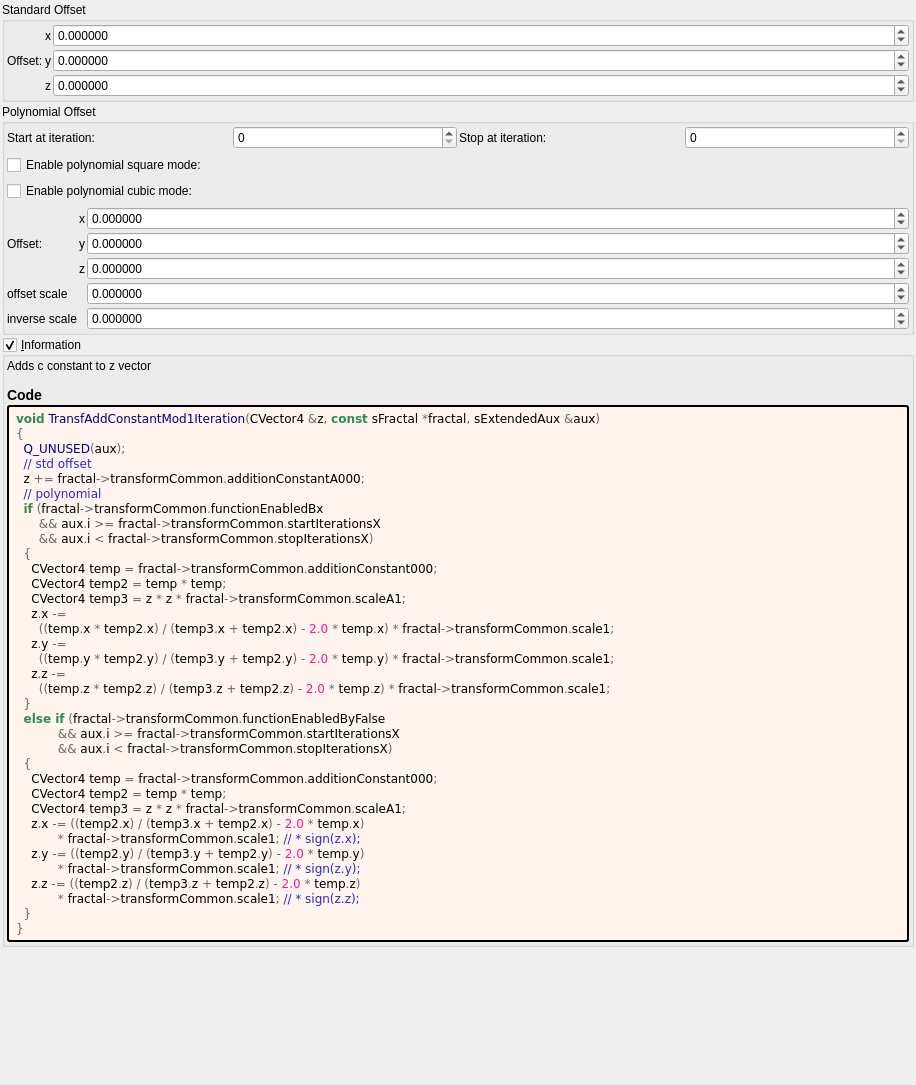
Before: the Qt Designer form mandelbulber2/formula/ui/transf_add_constant_mod1.ui in buddhi1980/mandelbulber2, drawn with Qt 5.
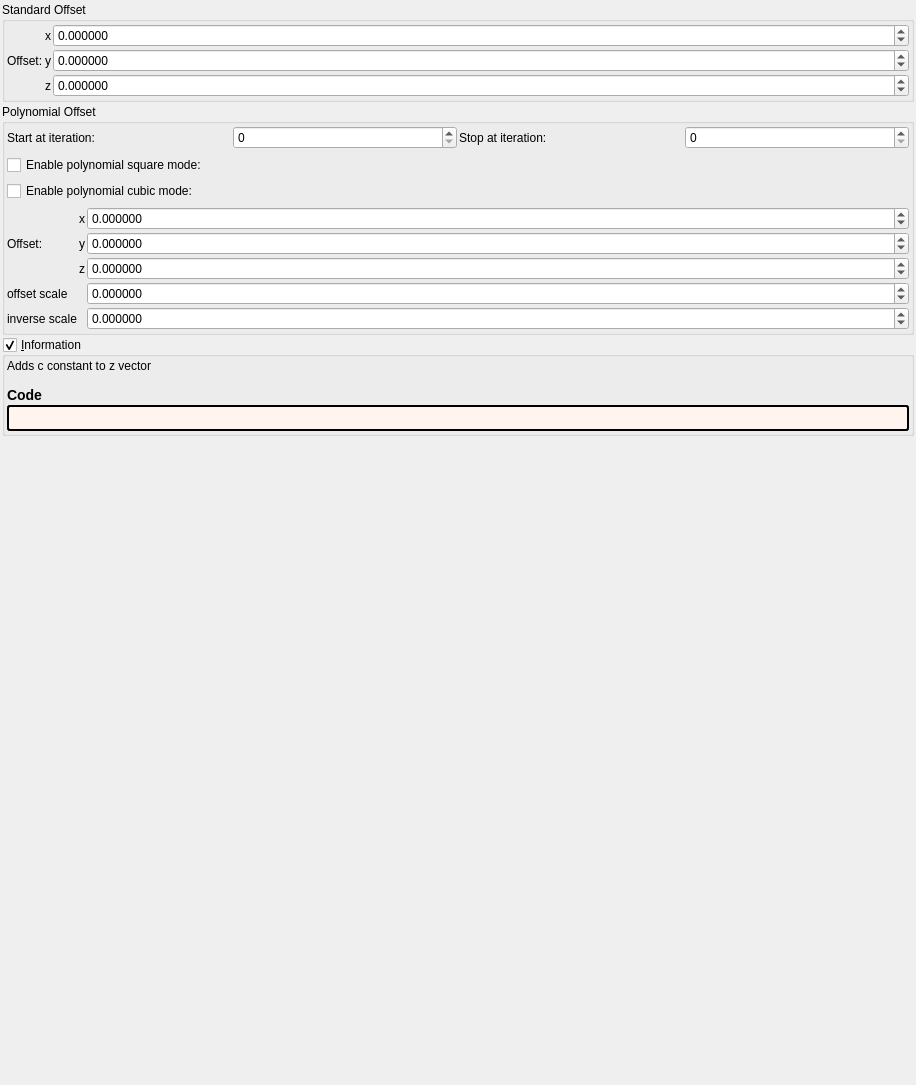
After: the same form once the commit is applied. Custom widgets are drawn as their Qt base class.

Diff of the .ui file:
```diff
--- a/mandelbulber2/formula/ui/transf_add_constant_mod1.ui
+++ b/mandelbulber2/formula/ui/transf_add_constant_mod1.ui
@@ -479,44 +479,7 @@
          <string notr="true">border-style: outset; border-width: 2px; border-radius: 3px; border-color: black; background-color: #fff5ee; padding: 4px;</string>
         </property>
         <property name="text">
-         <string notr="true">&lt;body style=&quot;background-color:#fff5ee&quot;&gt;
-&lt;pre style=&quot;color:#000000; background-color:#fff5ee;  font-family:'Courier New',monospace;&quot;&gt;&lt;span style=&quot;color:#2e8b57; font-weight:bold&quot;&gt;void&lt;/span&gt; &lt;span style=&quot;color:#00008f&quot;&gt;TransfAddConstantMod1Iteration&lt;/span&gt;&lt;span style=&quot;color:#676767&quot;&gt;(&lt;/span&gt;CVector4 &lt;span style=&quot;color:#676767&quot;&gt;&amp;amp;&lt;/span&gt;z&lt;span style=&quot;color:#676767&quot;&gt;,&lt;/span&gt; &lt;span style=&quot;color:#2e8b57; font-weight:bold&quot;&gt;const&lt;/span&gt; sFractal &lt;span style=&quot;color:#676767&quot;&gt;*&lt;/span&gt;fractal&lt;span style=&quot;color:#676767&quot;&gt;,&lt;/span&gt; sExtendedAux &lt;span style=&quot;color:#676767&quot;&gt;&amp;amp;&lt;/span&gt;aux&lt;span style=&quot;color:#676767&quot;&gt;)&lt;/span&gt;
-&lt;span style=&quot;color:#676767&quot;&gt;{&lt;/span&gt;
-  &lt;span style=&quot;color:#00008f&quot;&gt;Q_UNUSED&lt;/span&gt;&lt;span style=&quot;color:#676767&quot;&gt;(&lt;/span&gt;aux&lt;span style=&quot;color:#676767&quot;&gt;);&lt;/span&gt;
-  &lt;span style=&quot;color:#2929cc&quot;&gt;// std offset&lt;/span&gt;
-  z &lt;span style=&quot;color:#676767&quot;&gt;+=&lt;/span&gt; fractal&lt;span style=&quot;color:#676767&quot;&gt;-&amp;gt;&lt;/span&gt;transformCommon&lt;span style=&quot;color:#676767&quot;&gt;.&lt;/span&gt;additionConstantA000&lt;span style=&quot;color:#676767&quot;&gt;;&lt;/span&gt;
-  &lt;span style=&quot;color:#2929cc&quot;&gt;// polynomial&lt;/span&gt;
-  &lt;span style=&quot;color:#2e8b57; font-weight:bold&quot;&gt;if&lt;/span&gt; &lt;span style=&quot;color:#676767&quot;&gt;(&lt;/span&gt;fractal&lt;span style=&quot;color:#676767&quot;&gt;-&amp;gt;&lt;/span&gt;transformCommon&lt;span style=&quot;color:#676767&quot;&gt;.&lt;/span&gt;functionEnabledBx
-      &lt;span style=&quot;color:#676767&quot;&gt;&amp;amp;&amp;amp;&lt;/span&gt; aux&lt;span style=&quot;color:#676767&quot;&gt;.&lt;/span&gt;i &lt;span style=&quot;color:#676767&quot;&gt;&amp;gt;=&lt;/span&gt; fractal&lt;span style=&quot;color:#676767&quot;&gt;-&amp;gt;&lt;/span&gt;transformCommon&lt;span style=&quot;color:#676767&quot;&gt;.&lt;/span&gt;startIterationsX
-      &lt;span style=&quot;color:#676767&quot;&gt;&amp;amp;&amp;amp;&lt;/span&gt; aux&lt;span style=&quot;color:#676767&quot;&gt;.&lt;/span&gt;i &lt;span style=&quot;color:#676767&quot;&gt;&amp;lt;&lt;/span&gt; fractal&lt;span style=&quot;color:#676767&quot;&gt;-&amp;gt;&lt;/span&gt;transformCommon&lt;span style=&quot;color:#676767&quot;&gt;.&lt;/span&gt;stopIterationsX&lt;span style=&quot;color:#676767&quot;&gt;)&lt;/span&gt;
-  &lt;span style=&quot;color:#676767&quot;&gt;{&lt;/span&gt;
-    CVector4 temp &lt;span style=&quot;color:#676767&quot;&gt;=&lt;/span&gt; fractal&lt;span style=&quot;color:#676767&quot;&gt;-&amp;gt;&lt;/span&gt;transformCommon&lt;span style=&quot;color:#676767&quot;&gt;.&lt;/span&gt;additionConstant000&lt;span style=&quot;color:#676767&quot;&gt;;&lt;/span&gt;
-    CVector4 temp2 &lt;span style=&quot;color:#676767&quot;&gt;=&lt;/span&gt; temp &lt;span style=&quot;color:#676767&quot;&gt;*&lt;/span&gt; temp&lt;span style=&quot;color:#676767&quot;&gt;;&lt;/span&gt;
-    CVector4 temp3 &lt;span style=&quot;color:#676767&quot;&gt;=&lt;/span&gt; z &lt;span style=&quot;color:#676767&quot;&gt;*&lt;/span&gt; z &lt;span style=&quot;color:#676767&quot;&gt;*&lt;/span&gt; fractal&lt;span style=&quot;color:#676767&quot;&gt;-&amp;gt;&lt;/span&gt;transformCommon&lt;span style=&quot;color:#676767&quot;&gt;.&lt;/span&gt;scaleA1&lt;span style=&quot;color:#676767&quot;&gt;;&lt;/span&gt;
-    z&lt;span style=&quot;color:#676767&quot;&gt;.&lt;/span&gt;x &lt;span style=&quot;color:#676767&quot;&gt;-=&lt;/span&gt;
-      &lt;span style=&quot;color:#676767&quot;&gt;((&lt;/span&gt;temp&lt;span style=&quot;color:#676767&quot;&gt;.&lt;/span&gt;x &lt;span style=&quot;color:#676767&quot;&gt;*&lt;/span&gt; temp2&lt;span style=&quot;color:#676767&quot;&gt;.&lt;/span&gt;x&lt;span style=&quot;color:#676767&quot;&gt;) / (&lt;/span&gt;temp3&lt;span style=&quot;color:#676767&quot;&gt;.&lt;/span&gt;x &lt;span style=&quot;color:#676767&quot;&gt;+&lt;/span&gt; temp2&lt;span style=&quot;color:#676767&quot;&gt;.&lt;/span&gt;x&lt;span style=&quot;color:#676767&quot;&gt;) -&lt;/span&gt; &lt;span style=&quot;color:#ff1493&quot;&gt;2.0&lt;/span&gt; &lt;span style=&quot;color:#676767&quot;&gt;*&lt;/span&gt; temp&lt;span style=&quot;color:#676767&quot;&gt;.&lt;/span&gt;x&lt;span style=&quot;color:#676767&quot;&gt;) *&lt;/span&gt; fractal&lt;span style=&quot;color:#676767&quot;&gt;-&amp;gt;&lt;/span&gt;transformCommon&lt;span style=&quot;color:#676767&quot;&gt;.&lt;/span&gt;scale1&lt;span style=&quot;color:#676767&quot;&gt;;&lt;/span&gt;
-    z&lt;span style=&quot;color:#676767&quot;&gt;.&lt;/span&gt;y &lt;span style=&quot;color:#676767&quot;&gt;-=&lt;/span&gt;
-      &lt;span style=&quot;color:#676767&quot;&gt;((&lt;/span&gt;temp&lt;span style=&quot;color:#676767&quot;&gt;.&lt;/span&gt;y &lt;span style=&quot;color:#676767&quot;&gt;*&lt;/span&gt; temp2&lt;span style=&quot;color:#676767&quot;&gt;.&lt;/span&gt;y&lt;span style=&quot;color:#676767&quot;&gt;) / (&lt;/span&gt;temp3&lt;span style=&quot;color:#676767&quot;&gt;.&lt;/span&gt;y &lt;span style=&quot;color:#676767&quot;&gt;+&lt;/span&gt; temp2&lt;span style=&quot;color:#676767&quot;&gt;.&lt;/span&gt;y&lt;span style=&quot;color:#676767&quot;&gt;) -&lt;/span&gt; &lt;span style=&quot;color:#ff1493&quot;&gt;2.0&lt;/span&gt; &lt;span style=&quot;color:#676767&quot;&gt;*&lt;/span&gt; temp&lt;span style=&quot;color:#676767&quot;&gt;.&lt;/span&gt;y&lt;span style=&quot;color:#676767&quot;&gt;) *&lt;/span&gt; fractal&lt;span style=&quot;color:#676767&quot;&gt;-&amp;gt;&lt;/span&gt;transformCommon&lt;span style=&quot;color:#676767&quot;&gt;.&lt;/span&gt;scale1&lt;span style=&quot;color:#676767&quot;&gt;;&lt;/span&gt;
-    z&lt;span style=&quot;color:#676767&quot;&gt;.&lt;/span&gt;z &lt;span style=&quot;color:#676767&quot;&gt;-=&lt;/span&gt;
-      &lt;span style=&quot;color:#676767&quot;&gt;((&lt;/span&gt;temp&lt;span style=&quot;color:#676767&quot;&gt;.&lt;/span&gt;z &lt;span style=&quot;color:#676767&quot;&gt;*&lt;/span&gt; temp2&lt;span style=&quot;color:#676767&quot;&gt;.&lt;/span&gt;z&lt;span style=&quot;color:#676767&quot;&gt;) / (&lt;/span&gt;temp3&lt;span style=&quot;color:#676767&quot;&gt;.&lt;/span&gt;z &lt;span style=&quot;color:#676767&quot;&gt;+&lt;/span&gt; temp2&lt;span style=&quot;color:#676767&quot;&gt;.&lt;/span&gt;z&lt;span style=&quot;color:#676767&quot;&gt;) -&lt;/span&gt; &lt;span style=&quot;color:#ff1493&quot;&gt;2.0&lt;/span&gt; &lt;span style=&quot;color:#676767&quot;&gt;*&lt;/span&gt; temp&lt;span style=&quot;color:#676767&quot;&gt;.&lt;/span&gt;z&lt;span style=&quot;color:#676767&quot;&gt;) *&lt;/span&gt; fractal&lt;span style=&quot;color:#676767&quot;&gt;-&amp;gt;&lt;/span&gt;transformCommon&lt;span style=&quot;color:#676767&quot;&gt;.&lt;/span&gt;scale1&lt;span style=&quot;color:#676767&quot;&gt;;&lt;/span&gt;
-  &lt;span style=&quot;color:#676767&quot;&gt;}&lt;/span&gt;
-  &lt;span style=&quot;color:#2e8b57; font-weight:bold&quot;&gt;else if&lt;/span&gt; &lt;span style=&quot;color:#676767&quot;&gt;(&lt;/span&gt;fractal&lt;span style=&quot;color:#676767&quot;&gt;-&amp;gt;&lt;/span&gt;transformCommon&lt;span style=&quot;color:#676767&quot;&gt;.&lt;/span&gt;functionEnabledByFalse
-           &lt;span style=&quot;color:#676767&quot;&gt;&amp;amp;&amp;amp;&lt;/span&gt; aux&lt;span style=&quot;color:#676767&quot;&gt;.&lt;/span&gt;i &lt;span style=&quot;color:#676767&quot;&gt;&amp;gt;=&lt;/span&gt; fractal&lt;span style=&quot;color:#676767&quot;&gt;-&amp;gt;&lt;/span&gt;transformCommon&lt;span style=&quot;color:#676767&quot;&gt;.&lt;/span&gt;startIterationsX
-           &lt;span style=&quot;color:#676767&quot;&gt;&amp;amp;&amp;amp;&lt;/span&gt; aux&lt;span style=&quot;color:#676767&quot;&gt;.&lt;/span&gt;i &lt;span style=&quot;color:#676767&quot;&gt;&amp;lt;&lt;/span&gt; fractal&lt;span style=&quot;color:#676767&quot;&gt;-&amp;gt;&lt;/span&gt;transformCommon&lt;span style=&quot;color:#676767&quot;&gt;.&lt;/span&gt;stopIterationsX&lt;span style=&quot;color:#676767&quot;&gt;)&lt;/span&gt;
-  &lt;span style=&quot;color:#676767&quot;&gt;{&lt;/span&gt;
-    CVector4 temp &lt;span style=&quot;color:#676767&quot;&gt;=&lt;/span&gt; fractal&lt;span style=&quot;color:#676767&quot;&gt;-&amp;gt;&lt;/span&gt;transformCommon&lt;span style=&quot;color:#676767&quot;&gt;.&lt;/span&gt;additionConstant000&lt;span style=&quot;color:#676767&quot;&gt;;&lt;/span&gt;
-    CVector4 temp2 &lt;span style=&quot;color:#676767&quot;&gt;=&lt;/span&gt; temp &lt;span style=&quot;color:#676767&quot;&gt;*&lt;/span&gt; temp&lt;span style=&quot;color:#676767&quot;&gt;;&lt;/span&gt;
-    CVector4 temp3 &lt;span style=&quot;color:#676767&quot;&gt;=&lt;/span&gt; z &lt;span style=&quot;color:#676767&quot;&gt;*&lt;/span&gt; z &lt;span style=&quot;color:#676767&quot;&gt;*&lt;/span&gt; fractal&lt;span style=&quot;color:#676767&quot;&gt;-&amp;gt;&lt;/span&gt;transformCommon&lt;span style=&quot;color:#676767&quot;&gt;.&lt;/span&gt;scaleA1&lt;span style=&quot;color:#676767&quot;&gt;;&lt;/span&gt;
-    z&lt;span style=&quot;color:#676767&quot;&gt;.&lt;/span&gt;x &lt;span style=&quot;color:#676767&quot;&gt;-= ((&lt;/span&gt;temp2&lt;span style=&quot;color:#676767&quot;&gt;.&lt;/span&gt;x&lt;span style=&quot;color:#676767&quot;&gt;) / (&lt;/span&gt;temp3&lt;span style=&quot;color:#676767&quot;&gt;.&lt;/span&gt;x &lt;span style=&quot;color:#676767&quot;&gt;+&lt;/span&gt; temp2&lt;span style=&quot;color:#676767&quot;&gt;.&lt;/span&gt;x&lt;span style=&quot;color:#676767&quot;&gt;) -&lt;/span&gt; &lt;span style=&quot;color:#ff1493&quot;&gt;2.0&lt;/span&gt; &lt;span style=&quot;color:#676767&quot;&gt;*&lt;/span&gt; temp&lt;span style=&quot;color:#676767&quot;&gt;.&lt;/span&gt;x&lt;span style=&quot;color:#676767&quot;&gt;)&lt;/span&gt;
-           &lt;span style=&quot;color:#676767&quot;&gt;*&lt;/span&gt; fractal&lt;span style=&quot;color:#676767&quot;&gt;-&amp;gt;&lt;/span&gt;transformCommon&lt;span style=&quot;color:#676767&quot;&gt;.&lt;/span&gt;scale1&lt;span style=&quot;color:#676767&quot;&gt;;&lt;/span&gt; &lt;span style=&quot;color:#2929cc&quot;&gt;// * sign(z.x);&lt;/span&gt;
-    z&lt;span style=&quot;color:#676767&quot;&gt;.&lt;/span&gt;y &lt;span style=&quot;color:#676767&quot;&gt;-= ((&lt;/span&gt;temp2&lt;span style=&quot;color:#676767&quot;&gt;.&lt;/span&gt;y&lt;span style=&quot;color:#676767&quot;&gt;) / (&lt;/span&gt;temp3&lt;span style=&quot;color:#676767&quot;&gt;.&lt;/span&gt;y &lt;span style=&quot;color:#676767&quot;&gt;+&lt;/span&gt; temp2&lt;span style=&quot;color:#676767&quot;&gt;.&lt;/span&gt;y&lt;span style=&quot;color:#676767&quot;&gt;) -&lt;/span&gt; &lt;span style=&quot;color:#ff1493&quot;&gt;2.0&lt;/span&gt; &lt;span style=&quot;color:#676767&quot;&gt;*&lt;/span&gt; temp&lt;span style=&quot;color:#676767&quot;&gt;.&lt;/span&gt;y&lt;span style=&quot;color:#676767&quot;&gt;)&lt;/span&gt;
-           &lt;span style=&quot;color:#676767&quot;&gt;*&lt;/span&gt; fractal&lt;span style=&quot;color:#676767&quot;&gt;-&amp;gt;&lt;/span&gt;transformCommon&lt;span style=&quot;color:#676767&quot;&gt;.&lt;/span&gt;scale1&lt;span style=&quot;color:#676767&quot;&gt;;&lt;/span&gt; &lt;span style=&quot;color:#2929cc&quot;&gt;// * sign(z.y);&lt;/span&gt;
-    z&lt;span style=&quot;color:#676767&quot;&gt;.&lt;/span&gt;z &lt;span style=&quot;color:#676767&quot;&gt;-= ((&lt;/span&gt;temp2&lt;span style=&quot;color:#676767&quot;&gt;.&lt;/span&gt;z&lt;span style=&quot;color:#676767&quot;&gt;) / (&lt;/span&gt;temp3&lt;span style=&quot;color:#676767&quot;&gt;.&lt;/span&gt;z &lt;span style=&quot;color:#676767&quot;&gt;+&lt;/span&gt; temp2&lt;span style=&quot;color:#676767&quot;&gt;.&lt;/span&gt;z&lt;span style=&quot;color:#676767&quot;&gt;) -&lt;/span&gt; &lt;span style=&quot;color:#ff1493&quot;&gt;2.0&lt;/span&gt; &lt;span style=&quot;color:#676767&quot;&gt;*&lt;/span&gt; temp&lt;span style=&quot;color:#676767&quot;&gt;.&lt;/span&gt;z&lt;span style=&quot;color:#676767&quot;&gt;)&lt;/span&gt;
-           &lt;span style=&quot;color:#676767&quot;&gt;*&lt;/span&gt; fractal&lt;span style=&quot;color:#676767&quot;&gt;-&amp;gt;&lt;/span&gt;transformCommon&lt;span style=&quot;color:#676767&quot;&gt;.&lt;/span&gt;scale1&lt;span style=&quot;color:#676767&quot;&gt;;&lt;/span&gt; &lt;span style=&quot;color:#2929cc&quot;&gt;// * sign(z.z);&lt;/span&gt;
-  &lt;span style=&quot;color:#676767&quot;&gt;}&lt;/span&gt;
-&lt;span style=&quot;color:#676767&quot;&gt;}&lt;/span&gt;
-&lt;/pre&gt;
-&lt;/body&gt;</string>
+         <string notr="true"></string>
         </property>
         <property name="wordWrap">
          <bool>true</bool>
```
